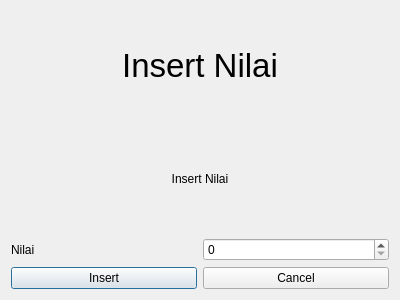
Before: the Qt Designer form KP/addnilai.ui in LALA09-erha/QtCreator-SystemKp, drawn with Qt 5.
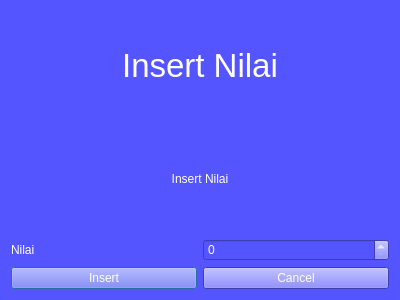
After: the same form once the commit is applied.

Diff of the .ui file:
```diff
--- a/KP/addnilai.ui
+++ b/KP/addnilai.ui
@@ -11,7 +11,12 @@
    </rect>
   </property>
   <property name="windowTitle">
-   <string>Dialog</string>
+   <string>Insert Nilai</string>
+  </property>
+  <property name="styleSheet">
+   <string notr="true">color: rgb(255, 255, 255);
+background-color: rgb(85, 85, 255);
+border-color: rgb(255, 255, 255);</string>
   </property>
   <layout class="QHBoxLayout" name="horizontalLayout_3">
    <item>
@@ -27,6 +32,10 @@
              <pointsize>25</pointsize>
             </font>
            </property>
+           <property name="styleSheet">
+            <string notr="true">color: rgb(255, 255, 255);
+border-color: rgb(255, 255, 255);</string>
+           </property>
            <property name="text">
             <string>Insert Nilai</string>
            </property>
@@ -37,6 +46,10 @@
          </item>
          <item>
           <widget class="QLabel" name="nim">
+           <property name="styleSheet">
+            <string notr="true">color: rgb(255, 255, 255);
+border-color: rgb(255, 255, 255);</string>
+           </property>
            <property name="text">
             <string>Insert Nilai</string>
            </property>
@@ -51,13 +64,23 @@
         <layout class="QHBoxLayout" name="horizontalLayout">
          <item>
           <widget class="QLabel" name="label_2">
+           <property name="styleSheet">
+            <string notr="true">color: rgb(255, 255, 255);
+border-color: rgb(255, 255, 255);</string>
+           </property>
            <property name="text">
             <string>Nilai</string>
            </property>
           </widget>
          </item>
          <item>
-          <widget class="QSpinBox" name="nilai"/>
+          <widget class="QSpinBox" name="nilai">
+           <property name="styleSheet">
+            <string notr="true">color: rgb(255, 255, 255);
+border-color: rgb(255, 255, 255);
+border-right-color: rgb(255, 255, 255);</string>
+           </property>
+          </widget>
          </item>
         </layout>
        </item>
@@ -67,6 +90,10 @@
       <layout class="QHBoxLayout" name="horizontalLayout_2">
        <item>
         <widget class="QPushButton" name="pushButton">
+         <property name="styleSheet">
+          <string notr="true">color: rgb(255, 255, 255);
+border-color: rgb(255, 255, 255);</string>
+         </property>
          <property name="text">
           <string>Insert</string>
          </property>
@@ -74,6 +101,10 @@
        </item>
        <item>
         <widget class="QPushButton" name="pushButton_2">
+         <property name="styleSheet">
+          <string notr="true">color: rgb(255, 255, 255);
+border-color: rgb(255, 255, 255);</string>
+         </property>
          <property name="text">
           <string>Cancel</string>
          </property>
```
